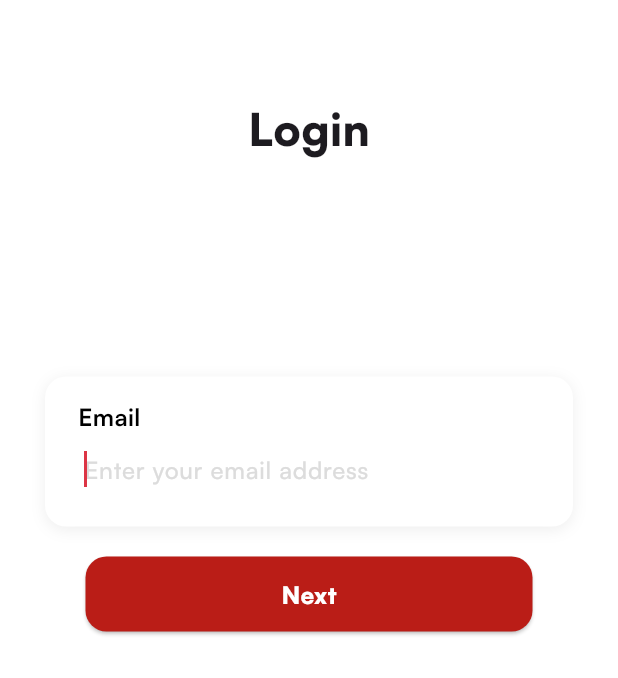
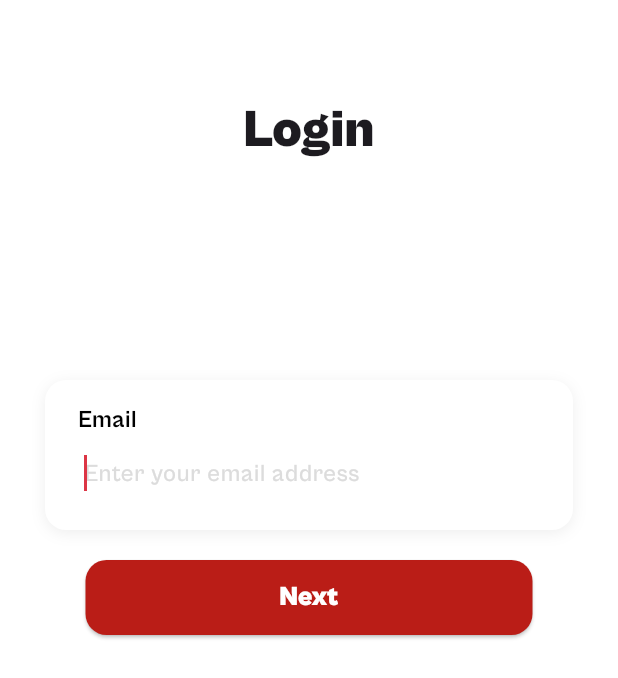
Before and after one commit to KodeInnovate-WorkSpace/s1media_app, a Flutter app: the screen it shows after launch, on a phone screen of 412 x 824 dp. Shown: the part 389-1067 px from the top of the screen. Run offline on Flutter 3.47's test engine with Material 3 defaults, Android fonts, the phone set to English and light mode, and no system bars; our stand-ins replace carousel_slider, cloud_firestore, firebase_core, flutter_dotenv, get, pinput and 1 more; missing offline and left inert: in_app_update, mailer; accounts and stored records are empty.

Commit message:
Add: .env, enquire form & font update

```diff
--- a/lib/controller/auth_controller.dart
+++ b/lib/controller/auth_controller.dart
@@ -1,6 +1,7 @@
 import 'dart:math';
 import 'package:cloud_firestore/cloud_firestore.dart';
 import 'package:flutter/material.dart';
+import 'package:flutter_dotenv/flutter_dotenv.dart';
 import 'package:get/get.dart';
 import 'package:intl/intl.dart';
 import 'package:s1media_app/screens/phone.dart';
@@ -19,8 +20,8 @@ class AuthController {
   String get email => textEmailController.text;
 
   Future<void> sendMail(String receiverEmail, String code) async {
-    String username = "";
-    String password = "";
+    String username = dotenv.env['EMAIL']!;
+    String password = dotenv.env['APP_PASSWORD']!;
 
     final smtpServer = gmail(username, password);
 
--- a/lib/main.dart
+++ b/lib/main.dart
@@ -7,10 +7,10 @@ import 'package:s1media_app/screens/home.dart';
 import 'package:s1media_app/screens/login.dart';
 import 'package:shared_preferences/shared_preferences.dart';
 import 'controller/auth_controller.dart';
-// import 'package:flutter_dotenv/flutter_dotenv.dart';
+import 'package:flutter_dotenv/flutter_dotenv.dart';
 
 void main() async {
-  // await dotenv.load(fileName: 'lib/.env');
+  await dotenv.load(fileName: "assets/.env");
   WidgetsFlutterBinding.ensureInitialized();
   await Firebase.initializeApp();
 
--- a/lib/screens/login.dart
+++ b/lib/screens/login.dart
@@ -67,7 +67,8 @@ class _LoginScreenState extends State<LoginScreen> {
               const Center(
                 child: Text(
                   "Login",
-                  style: TextStyle(fontSize: 30, fontFamily: 'Satoshi-Black'),
+                  // style: TextStyle(fontSize: 30, fontFamily: 'Satoshi-Black'),
+                  style: TextStyle(fontSize: 35, fontFamily: 'cgblack'),
                 ),
               ),
               Padding(
@@ -104,7 +105,8 @@ class _LoginScreenState extends State<LoginScreen> {
                                   'Email',
                                   style: TextStyle(
                                     color: Colors.black,
-                                    fontFamily: 'Satoshi-Bold',
+                                    // fontFamily: 'Satoshi-Bold',
+                                    fontFamily: 'cgb',
                                     fontSize: 16,
                                   ),
                                 ),
@@ -118,7 +120,8 @@ class _LoginScreenState extends State<LoginScreen> {
                                     controller: emailController,
                                     cursorColor: const Color(0xffdc3545),
                                     keyboardType: TextInputType.emailAddress,
-                                    style: const TextStyle(color: Colors.grey, fontFamily: 'Satoshi-Medium'),
+                                    // style: const TextStyle(color: Colors.grey, fontFamily: 'Satoshi-Medium'),
+                                    style: const TextStyle(color: Colors.grey, fontFamily: 'cgm'),
                                     decoration: const InputDecoration(
                                       border: InputBorder.none,
                                       focusedBorder: InputBorder.none,
@@ -128,7 +131,8 @@ class _LoginScreenState extends State<LoginScreen> {
                                       filled: true,
                                       fillColor: Colors.white,
                                       hintText: "Enter your email address",
-                                      hintStyle: TextStyle(color: Color(0xffdcdcdc), fontFamily: 'Satoshi-Medium'),
+                                      // hintStyle: TextStyle(color: Color(0xffdcdcdc), fontFamily: 'Satoshi-Medium'),
+                                      hintStyle: TextStyle(color: Color(0xffdcdcdc), fontFamily: 'cgm'),
                                     ),
                                     autofocus: true,
                                     validator: (value) {
@@ -161,12 +165,12 @@ class _LoginScreenState extends State<LoginScreen> {
 
                             await authObj.saveUser(emailController.text);
 
-                            // Reset loginLoading after navigation
                             setState(() {
                               loginLoading = false;
                             });
                           } else {
-                            log("Email or phone is not valid");
+                            Get.snackbar("Email is not valid", "Try correcting the email address");
+                            log("Email is not valid");
                           }
                         },
                         style: ButtonStyle(
@@ -200,7 +204,8 @@ class _LoginScreenState extends State<LoginScreen> {
                                 child: Center(
                                   child: Text(
                                     "Next",
-                                    style: TextStyle(color: Colors.white, fontSize: 16.0, fontFamily: 'Satoshi-Black'),
+                                    // style: TextStyle(color: Colors.white, fontSize: 16.0, fontFamily: 'Satoshi-Black'),
+                                    style: TextStyle(color: Colors.white, fontSize: 18.0, fontFamily: 'cgblack'),
                                   ),
                                 ),
                               ),
--- a/pubspec.yaml
+++ b/pubspec.yaml
@@ -44,6 +44,7 @@ flutter:
     - assets/
     - assets/login_bg.png
     - assets/otp_animation.json
+    - assets/.env
 
   fonts:
     - family: Satoshi-Black
```
Also changed, not shown: lib/screens/OTP.dart (+8 -4 lines), lib/screens/phone.dart (+10 -5 lines), 1 other file.
